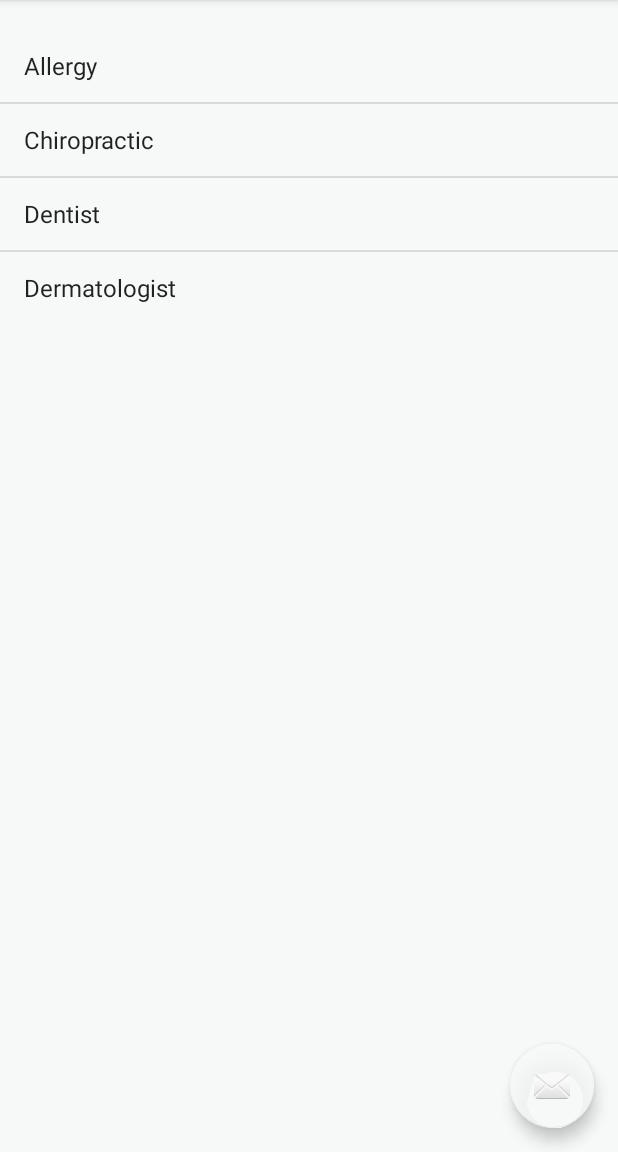
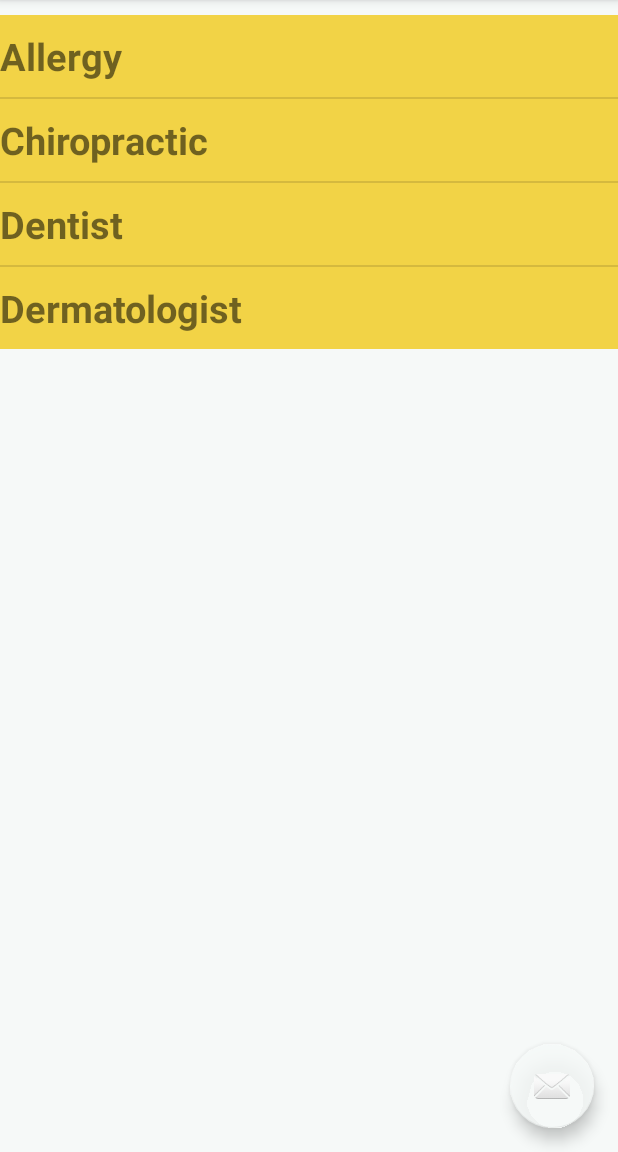
Before and after one commit to ryanlazo/HeyDoc, an Android app: the screen it shows after launch (MainActivity), after a tap on "Specialty", on a phone screen of 412 x 824 dp, the part 84-1236 px from its top. Run offline under Robolectric (Android 15) with nearby library versions, the phone set to English and light mode, and no system bars; 2 other taps on this screen came first.

Commit message:
fragment wire in

```diff
--- a/app/src/main/java/edu/cnm/deepdive/heydoc/FavoritesFragment.java
+++ b/app/src/main/java/edu/cnm/deepdive/heydoc/FavoritesFragment.java
@@ -36,8 +36,7 @@ public class FavoritesFragment extends Fragment {
     if (bundle == null) {
       bundle = new Bundle();
     }
-    // Retrieve argument values (or default values) from the bundle.
-    replaceableText = bundle.getString(TEXT_ARG_KEY, "You didn't tell me anything!");
+    replaceableText = bundle.getString(TEXT_ARG_KEY, "Your Favorite Doctors");
     replaceableColor = bundle.getInt(COLOR_ARG_KEY, Color.YELLOW);
   }
 
--- a/app/src/main/java/edu/cnm/deepdive/heydoc/SpecialtyFragment.java
+++ b/app/src/main/java/edu/cnm/deepdive/heydoc/SpecialtyFragment.java
@@ -34,7 +34,7 @@ public class SpecialtyFragment extends Fragment {
     String[] specialtyArray = {"Allergy", "Chiropractic", "Dentist", "Dermatologist"};
     ArrayList<String> fieldsList = new ArrayList<>();
     fieldsList.addAll(Arrays.asList(specialtyArray));
-    listAdapter = new ArrayAdapter<String>(getActivity(), android.R.layout.simple_list_item_1, fieldsList);
+    listAdapter = new ArrayAdapter<String>(getActivity(), R.layout.specialty_list_item, fieldsList);
     specialty.setAdapter(listAdapter);
 
     return view;
--- a/app/src/main/res/layout/activity_main.xml
+++ b/app/src/main/res/layout/activity_main.xml
@@ -23,4 +23,5 @@
     app:headerLayout="@layout/nav_header_main"
     app:menu="@menu/activity_main_drawer"/>
 
+
 </android.support.v4.widget.DrawerLayout>
--- a/app/src/main/res/layout/app_bar_main.xml
+++ b/app/src/main/res/layout/app_bar_main.xml
@@ -17,7 +17,7 @@
       android:id="@+id/toolbar"
       android:layout_width="match_parent"
       android:layout_height="?attr/actionBarSize"
-      android:background="?attr/colorAccent"
+      android:background="@color/colorAccent"
       app:popupTheme="@style/AppTheme.PopupOverlay"
       />
 
@@ -31,6 +31,7 @@
     android:layout_height="wrap_content"
     android:layout_margin="@dimen/fab_margin"
     android:layout_gravity="bottom|end"
-    app:srcCompat="@android:drawable/ic_dialog_email"/>
+    app:srcCompat="@android:drawable/ic_dialog_email"
+    android:background="@color/colorPrimary"/>
 
 </android.support.design.widget.CoordinatorLayout>
--- a/app/src/main/res/layout/content_main.xml
+++ b/app/src/main/res/layout/content_main.xml
@@ -8,7 +8,7 @@
   app:layout_behavior="@string/appbar_scrolling_view_behavior"
   tools:context="edu.cnm.deepdive.heydoc.MainActivity"
   tools:showIn="@layout/app_bar_main"
-  android:paddingTop="20dp"
+  android:paddingTop="10dp"
   android:background="@color/colorAccent">
 
   <FrameLayout
--- a/app/src/main/res/layout/fragment_favorites.xml
+++ b/app/src/main/res/layout/fragment_favorites.xml
@@ -4,7 +4,7 @@ xmlns:tools="http://schemas.android.com/tools"
 android:layout_width="match_parent"
 android:layout_height="match_parent"
 tools:context="edu.cnm.deepdive.heydoc.FavoritesFragment"
-android:background="#FFFFFF">
+android:background="@color/Specialty">
 
 <!-- TODO: Update blank fragment layout -->
 <TextView
--- a/app/src/main/res/layout/fragment_specialty.xml
+++ b/app/src/main/res/layout/fragment_specialty.xml
@@ -8,4 +8,5 @@
     android:id="@+id/Specialty"
     android:layout_width="match_parent"
     android:layout_height="match_parent"
-    android:paddingTop="0dp"/>
+    android:paddingTop="0dp"
+    android:background="@color/Specialty"/>
--- a/app/src/main/res/layout/nav_header_main.xml
+++ b/app/src/main/res/layout/nav_header_main.xml
@@ -18,7 +18,7 @@
     android:layout_width="wrap_content"
     android:layout_height="wrap_content"
     android:paddingTop="@dimen/nav_header_vertical_spacing"
-    app:srcCompat="@android:drawable/sym_def_app_icon"/>
+    app:srcCompat="@drawable/doclogo"/>
 
   <TextView
     android:layout_width="match_parent"
--- /dev/null
+++ b/app/src/main/res/layout/specialty_list_item.xml
@@ -0,0 +1,10 @@
+<?xml version="1.0" encoding="utf-8"?>
+<TextView xmlns:android="http://schemas.android.com/apk/res/android"
+  android:layout_width="match_parent"
+  android:layout_height="wrap_content"
+  android:paddingTop="10dp"
+  android:paddingBottom="10dp"
+  android:textSize="25sp"
+  android:textStyle="bold">
+
+</TextView>
--- a/app/src/main/res/menu/activity_main_drawer.xml
+++ b/app/src/main/res/menu/activity_main_drawer.xml
@@ -18,7 +18,7 @@
       android:icon="@drawable/ic_menu_camera"
       android:title="Import"/>
     <item
-      android:id="@+id/nav_gallery"
+      android:id="@+id/nav_date"
       android:icon="@drawable/ic_menu_gallery"
       android:title="Gallery"/>
     <item
--- a/app/src/main/res/values/colors.xml
+++ b/app/src/main/res/values/colors.xml
@@ -4,4 +4,5 @@
   <color name="colorPrimaryDark">#303F9F</color>
   <color name="colorAccent">#daf6f9f8</color>
   <color name="Text">#000000</color>
+  <color name="Specialty">#fdf2d345</color>
 </resources>
```
Also changed, not shown: app/src/main/java/edu/cnm/deepdive/heydoc/DateTimeFragment.java (added, +103 -0 lines), app/src/main/java/edu/cnm/deepdive/heydoc/DateTimePickerFragment.java (added, +85 -0 lines), app/src/main/java/edu/cnm/deepdive/heydoc/MainActivity.java (+26 -12 lines), app/src/main/res/layout/fragment_date_time.xml (added, +31 -0 lines), app/src/main/res/layout/fragment_date_time_picker.xml (added, +13 -0 lines), app/src/main/res/layout/fragment_home.xml (+6 -3 lines), app/src/main/res/drawable/doclogo.png (added).
